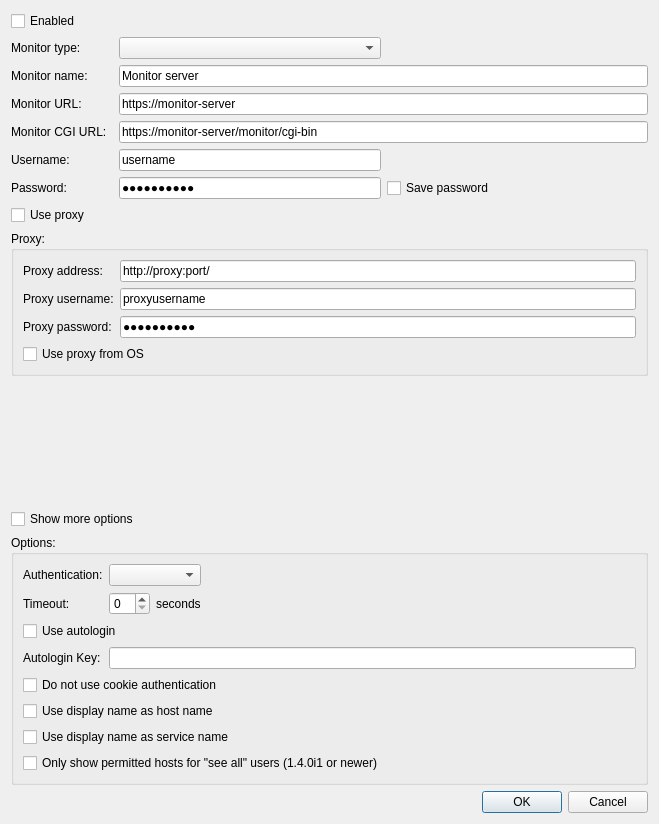
This is Nagstamon/QUI/settings_server.ui in HenriWahl/Nagstamon as Qt 5 draws it before an edit. The edited form follows.
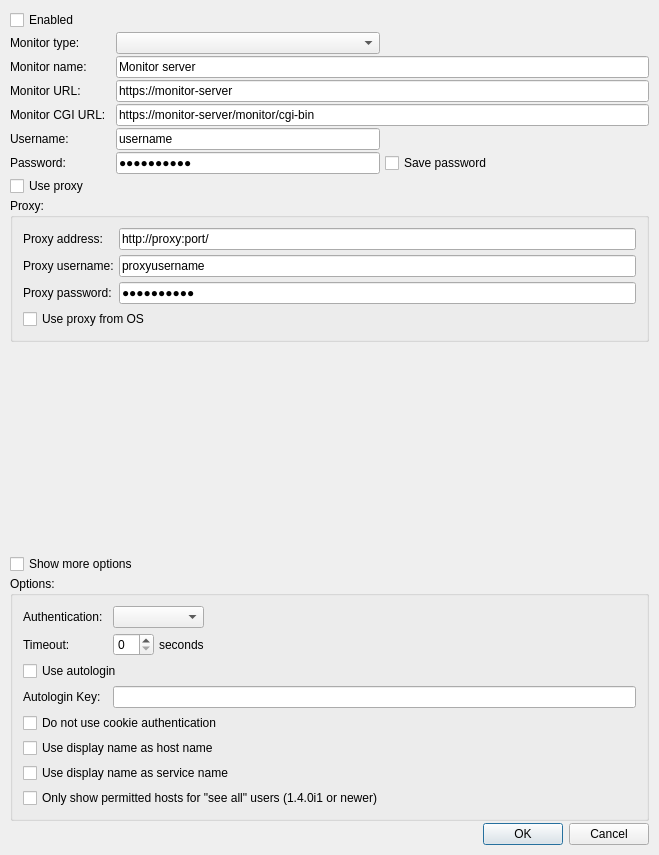
This is the edited form.

Commit message: fixed margin problem in settings dialogs part II

Diff of the .ui file:
```diff
--- a/Nagstamon/QUI/settings_server.ui
+++ b/Nagstamon/QUI/settings_server.ui
@@ -7,7 +7,7 @@
     <x>0</x>
     <y>0</y>
     <width>659</width>
-    <height>824</height>
+    <height>855</height>
    </rect>
   </property>
   <property name="sizePolicy">
@@ -23,6 +23,24 @@
    <bool>true</bool>
   </property>
   <layout class="QGridLayout" name="gridLayout">
+   <property name="leftMargin">
+    <number>10</number>
+   </property>
+   <property name="topMargin">
+    <number>10</number>
+   </property>
+   <property name="rightMargin">
+    <number>10</number>
+   </property>
+   <property name="bottomMargin">
+    <number>10</number>
+   </property>
+   <property name="horizontalSpacing">
+    <number>5</number>
+   </property>
+   <property name="verticalSpacing">
+    <number>2</number>
+   </property>
    <item row="8" column="0">
     <widget class="QLabel" name="label_password">
      <property name="sizePolicy">
@@ -99,6 +117,21 @@
       <string>Proxy:</string>
      </property>
      <layout class="QGridLayout" name="gridLayout_2">
+      <property name="leftMargin">
+       <number>10</number>
+      </property>
+      <property name="topMargin">
+       <number>10</number>
+      </property>
+      <property name="rightMargin">
+       <number>10</number>
+      </property>
+      <property name="bottomMargin">
+       <number>10</number>
+      </property>
+      <property name="spacing">
+       <number>5</number>
+      </property>
       <item row="3" column="0">
        <widget class="QLabel" name="label_proxy_password">
         <property name="sizePolicy">
@@ -281,11 +314,32 @@
       <string>Options:</string>
      </property>
      <layout class="QGridLayout" name="gridLayout_3">
+      <property name="leftMargin">
+       <number>10</number>
+      </property>
+      <property name="topMargin">
+       <number>10</number>
+      </property>
+      <property name="rightMargin">
+       <number>10</number>
+      </property>
+      <property name="bottomMargin">
+       <number>10</number>
+      </property>
+      <property name="horizontalSpacing">
+       <number>10</number>
+      </property>
+      <property name="verticalSpacing">
+       <number>5</number>
+      </property>
       <item row="1" column="1">
        <widget class="QComboBox" name="input_combobox_authentication"/>
       </item>
       <item row="2" column="1">
        <layout class="QHBoxLayout" name="horizontalLayout_timeout_seconds">
+        <property name="spacing">
+         <number>5</number>
+        </property>
         <item>
          <widget class="QSpinBox" name="input_spinbox_timeout"/>
         </item>
```
The commit also changes 3 other files.
